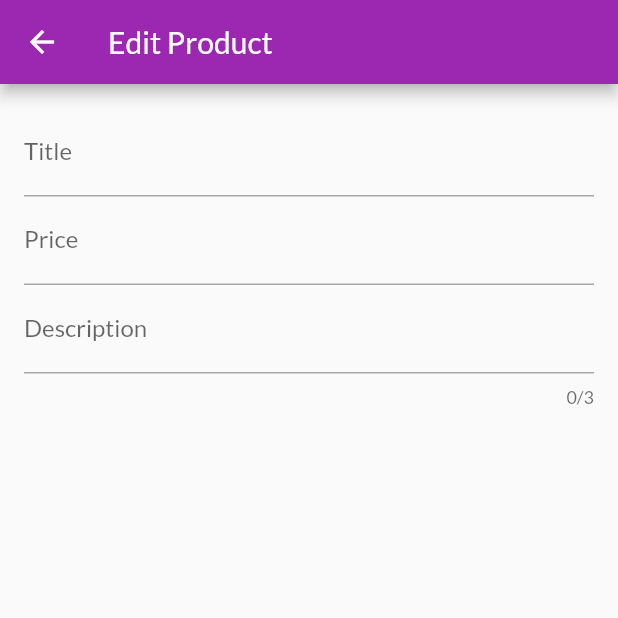
After one commit to Dok2499k/shop_app, a Flutter app: the EditProductScreen screen opened by its route, on a phone screen of 412 x 824 dp, the top half of it. The commit adds this screen. Run offline on Flutter 3.47's test engine with Material 2 defaults, Android fonts, the phone set to English and light mode, and no system bars; our stand-ins replace badges; network calls fail.

Commit message:
split to screens and widgets

```diff
--- a/lib/main.dart
+++ b/lib/main.dart
@@ -2,12 +2,14 @@ import 'package:flutter/material.dart';
 import 'package:provider/provider.dart';
 import 'package:shop_app/providers/orders.dart';
 import 'package:shop_app/screens/cart_screen.dart';
+import 'package:shop_app/screens/edit_product_screen.dart';
 import 'package:shop_app/screens/orders_screen.dart';
 
 import 'package:shop_app/screens/product_detail_screen.dart';
 import 'package:shop_app/screens/product_overview_screen.dart';
 import 'package:shop_app/providers/products.dart';
 import 'package:shop_app/providers/cart.dart';
+import 'package:shop_app/screens/user_products_screen.dart';
 
 void main() {
   runApp(const MyApp());
@@ -51,7 +53,9 @@ class MyApp extends StatelessWidget {
         routes: {
           ProductDetailScreen.routeName: (ctx) => const ProductDetailScreen(),
           CartScreen.routeName: (ctx) => const CartScreen(),
-          OrdersScreen.routeName:(ctx) => const OrdersScreen(),
+          OrdersScreen.routeName: (ctx) => const OrdersScreen(),
+          UserProductsScreen.routeName: (ctx) => const UserProductsScreen(),
+          EditProductScreen.routeName: (ctx)=> const EditProductScreen(),
         },
       ),
     );
--- /dev/null
+++ b/lib/screens/edit_product_screen.dart
@@ -0,0 +1,66 @@
+import 'package:flutter/material.dart';
+
+class EditProductScreen extends StatefulWidget {
+  static const routeName = '/edit-product';
+  const EditProductScreen({super.key});
+
+  @override
+  State<EditProductScreen> createState() => _EditProductScreenState();
+}
+
+class _EditProductScreenState extends State<EditProductScreen> {
+  final _priceFocusNode = FocusNode();
+  final _descriptionFocusNode = FocusNode();
+
+  @override
+  void dispose() {
+    super.dispose();
+    _priceFocusNode.dispose();
+    _descriptionFocusNode.dispose();
+  }
+
+  @override
+  Widget build(BuildContext context) {
+    return Scaffold(
+      appBar: AppBar(
+        title: const Text('Edit Product'),
+      ),
+      body: Padding(
+        padding: const EdgeInsets.all(16),
+        child: Form(
+          child: ListView(
+            children: [
+              TextFormField(
+                decoration: const InputDecoration(
+                  labelText: 'Title',
+                ),
+                textInputAction: TextInputAction.next,
+                onFieldSubmitted: (_) {
+                  FocusScope.of(context).requestFocus(_priceFocusNode);
+                },
+              ),
+              TextFormField(
+                decoration: const InputDecoration(
+                  labelText: 'Price',
+                ),
+                textInputAction: TextInputAction.next,
+                keyboardType: TextInputType.number,
+                focusNode: _priceFocusNode,
+                onFieldSubmitted: (_) {
+                  FocusScope.of(context).requestFocus(_descriptionFocusNode);
+                },
+              ),
+              TextFormField(
+                decoration: const InputDecoration(
+                  labelText: 'Description',
+                ),
+                maxLength: 3,
+                keyboardType: TextInputType.multiline,
+              ),
+            ],
+          ),
+        ),
+      ),
+    );
+  }
+}
--- a/lib/widgets/app_drawer.dart
+++ b/lib/widgets/app_drawer.dart
@@ -1,5 +1,6 @@
 import 'package:flutter/material.dart';
 import 'package:shop_app/screens/orders_screen.dart';
+import 'package:shop_app/screens/user_products_screen.dart';
 
 class AppDrawer extends StatelessWidget {
   const AppDrawer({super.key});
@@ -30,6 +31,15 @@ class AppDrawer extends StatelessWidget {
                   .pushReplacementNamed(OrdersScreen.routeName);
             },
           ),
+          const Divider(),
+          ListTile(
+            leading: const Icon(Icons.edit),
+            title: const Text('Manage Products'),
+            onTap: () {
+              Navigator.of(context)
+                  .pushReplacementNamed(UserProductsScreen.routeName);
+            },
+          ),
         ],
       ),
     );
```
Also changed, not shown: lib/providers/cart.dart (+25 -6 lines), lib/screens/user_products_screen.dart (added, +46 -0 lines), lib/widgets/cart_item.dart (+26 -1 lines), lib/widgets/product_item.dart (+13 -0 lines), lib/widgets/user_product_item.dart (added, +39 -0 lines), pubspec.lock, 1 other file.
